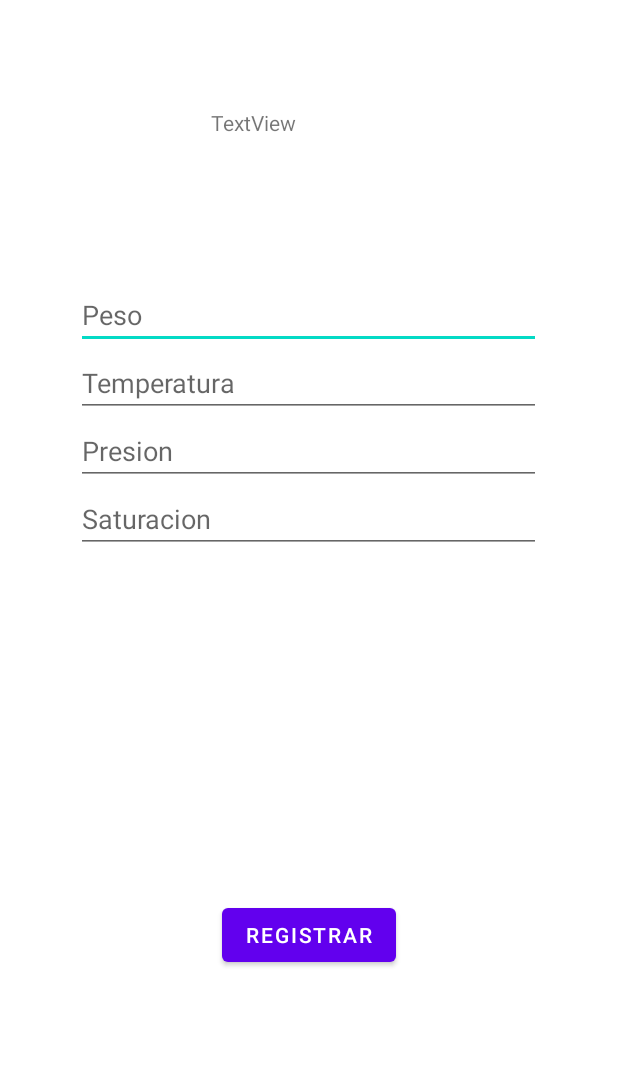
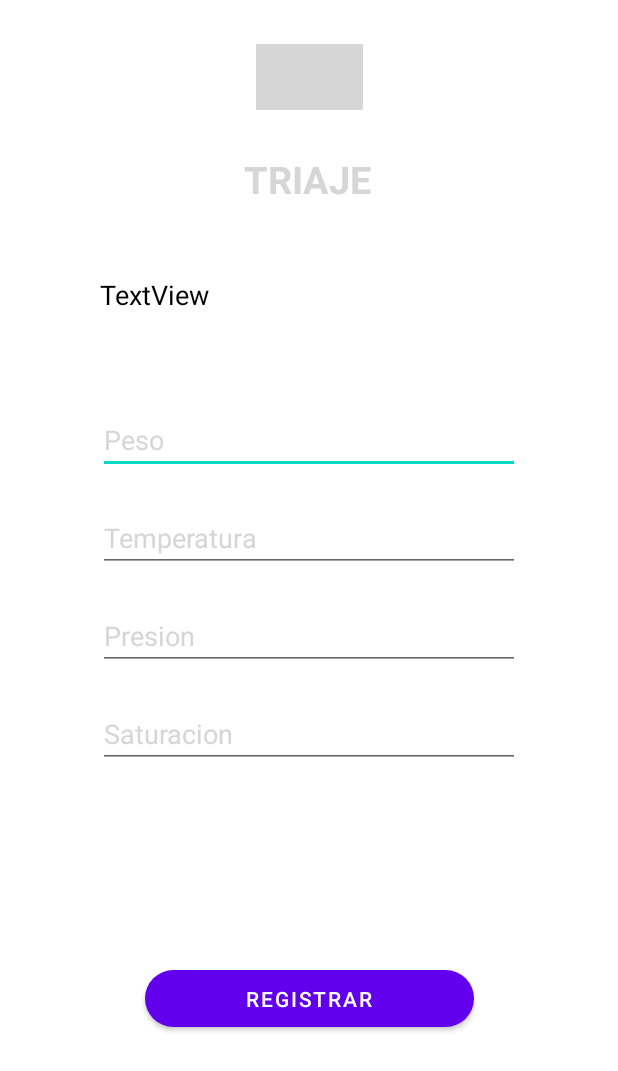
Before and after one commit to rquispeccoya/VisitaMedica, an Android app: the layout activity_visita_paciente.xml on its own in the app's theme, with its tools: preview values and no code run, on a phone screen of 412 x 824 dp. Shown: the top 1071 px of the screen. Run offline under Robolectric (Android 15) with nearby library versions, the phone set to English and light mode, and no system bars; grey boxes are pictures that could not be loaded.

Commit message:
Diseño de los layouts

```diff
--- a/app/src/main/res/layout/activity_visita_paciente.xml
+++ b/app/src/main/res/layout/activity_visita_paciente.xml
@@ -6,25 +6,28 @@
     android:layout_height="match_parent"
     tools:context=".VisitaPacienteActivity">
 
+
     <TextView
         android:id="@+id/textViewDniVisitaPaciente"
         android:layout_width="wrap_content"
         android:layout_height="wrap_content"
-        android:layout_marginTop="72dp"
+        android:layout_marginTop="184dp"
+        android:ems="13"
         android:text="TextView"
+        android:textColor="@color/black"
+        android:textSize="18dp"
         app:layout_constraintEnd_toEndOf="parent"
-        app:layout_constraintHorizontal_bias="0.396"
+        app:layout_constraintHorizontal_bias="0.496"
         app:layout_constraintStart_toStartOf="parent"
         app:layout_constraintTop_toTopOf="parent" />
 
     <LinearLayout
         android:id="@+id/linearLayout"
-        android:layout_width="310dp"
-        android:layout_height="235dp"
-        android:layout_marginTop="96dp"
+        android:layout_width="301dp"
+        android:layout_height="283dp"
+        android:layout_marginTop="52dp"
         android:orientation="vertical"
         app:layout_constraintEnd_toEndOf="parent"
-        app:layout_constraintHorizontal_bias="0.495"
         app:layout_constraintStart_toStartOf="parent"
         app:layout_constraintTop_toBottomOf="@+id/textViewDniVisitaPaciente">
 
@@ -32,42 +35,78 @@
             android:id="@+id/editTextPesoPaciente"
             android:layout_width="match_parent"
             android:layout_height="wrap_content"
+            android:layout_margin="10dp"
             android:ems="10"
             android:hint="@string/pesoPaciente"
-            android:inputType="numberDecimal" />
+            android:inputType="numberDecimal"
+            android:textColorHint="@color/gray" />
 
         <EditText
             android:id="@+id/editTextTemperaturaPaciente"
             android:layout_width="match_parent"
             android:layout_height="wrap_content"
+            android:layout_margin="10dp"
             android:ems="10"
             android:hint="@string/temperaturaPaciente"
-            android:inputType="numberDecimal" />
+            android:inputType="numberDecimal"
+            android:textColorHint="@color/gray" />
 
         <EditText
             android:id="@+id/editTextPresionPaciente"
             android:layout_width="match_parent"
             android:layout_height="wrap_content"
+            android:layout_margin="10dp"
             android:ems="10"
             android:hint="@string/presionPaciente"
-            android:inputType="numberDecimal" />
+            android:inputType="numberDecimal"
+            android:textColorHint="@color/gray" />
 
         <EditText
             android:id="@+id/editTextSaturacionPaciente"
             android:layout_width="match_parent"
             android:layout_height="wrap_content"
+            android:layout_margin="10dp"
             android:ems="10"
             android:hint="@string/nivelSaturacion"
-            android:inputType="numberDecimal" />
+            android:inputType="numberDecimal"
+            android:textColorHint="@color/gray" />
     </LinearLayout>
 
     <Button
         android:id="@+id/buttonRegistrarVisitaPaciente"
-        android:layout_width="wrap_content"
-        android:layout_height="wrap_content"
+        android:layout_width="219dp"
+        android:layout_height="50dp"
         android:text="@string/btnRegistrar"
+        app:cornerRadius="60dp"
         app:layout_constraintBottom_toBottomOf="parent"
         app:layout_constraintEnd_toEndOf="parent"
         app:layout_constraintStart_toStartOf="parent"
-        app:layout_constraintTop_toBottomOf="@+id/linearLayout" />
+        app:layout_constraintTop_toBottomOf="@+id/linearLayout"
+        app:layout_constraintVertical_bias="0.42" />
+
+    <TextView
+        android:id="@+id/textView"
+        android:layout_width="wrap_content"
+        android:layout_height="wrap_content"
+        android:text="TRIAJE"
+        android:textColor="@color/sky_blue_dark"
+        android:fontFamily="sans-serif"
+        android:textFontWeight="700"
+        android:textSize="25dp"
+        app:layout_constraintBottom_toTopOf="@+id/textViewDniVisitaPaciente"
+        app:layout_constraintEnd_toEndOf="parent"
+        app:layout_constraintHorizontal_bias="0.498"
+        app:layout_constraintStart_toStartOf="parent"
+        app:layout_constraintTop_toTopOf="parent"
+        app:layout_constraintVertical_bias="0.681" />
+
+    <ImageView
+        android:id="@+id/imageView2"
+        android:layout_width="71dp"
+        android:layout_height="44dp"
+        app:layout_constraintBottom_toTopOf="@+id/textView"
+        app:layout_constraintEnd_toEndOf="parent"
+        app:layout_constraintStart_toStartOf="parent"
+        app:layout_constraintTop_toTopOf="parent"
+        app:srcCompat="@drawable/doctor" />
 </androidx.constraintlayout.widget.ConstraintLayout>
```
Also changed, not shown: app/src/main/res/layout/activity_formulario_paciente.xml (+46 -8 lines), app/src/main/res/layout/activity_main.xml (+19 -5 lines).
